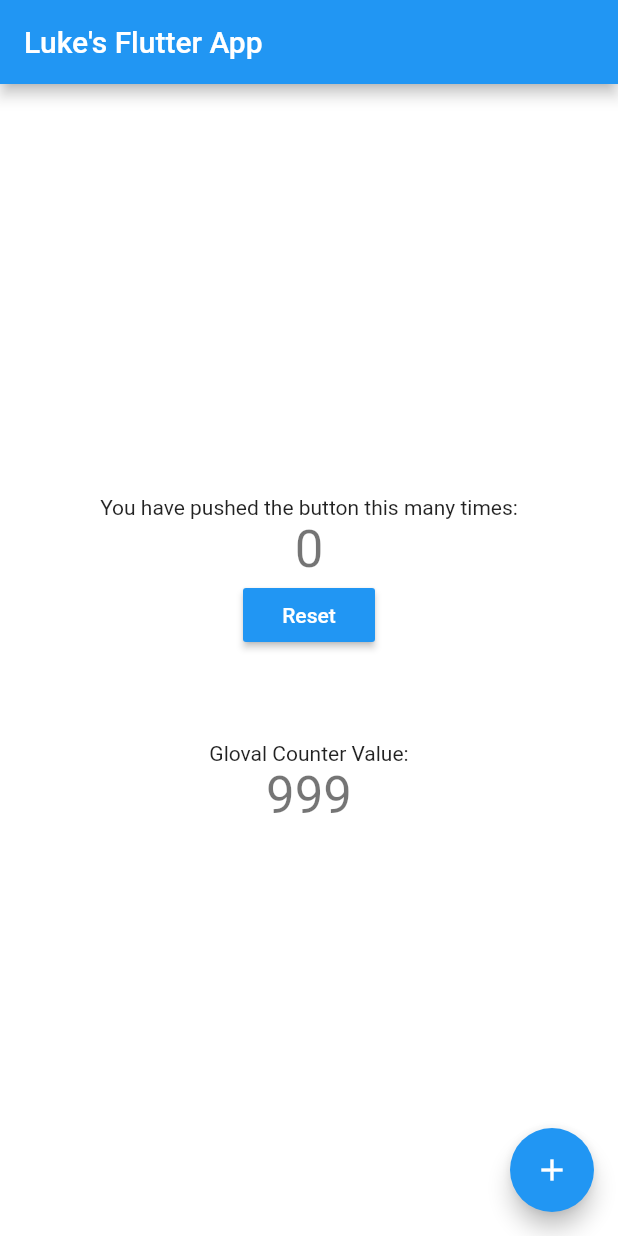
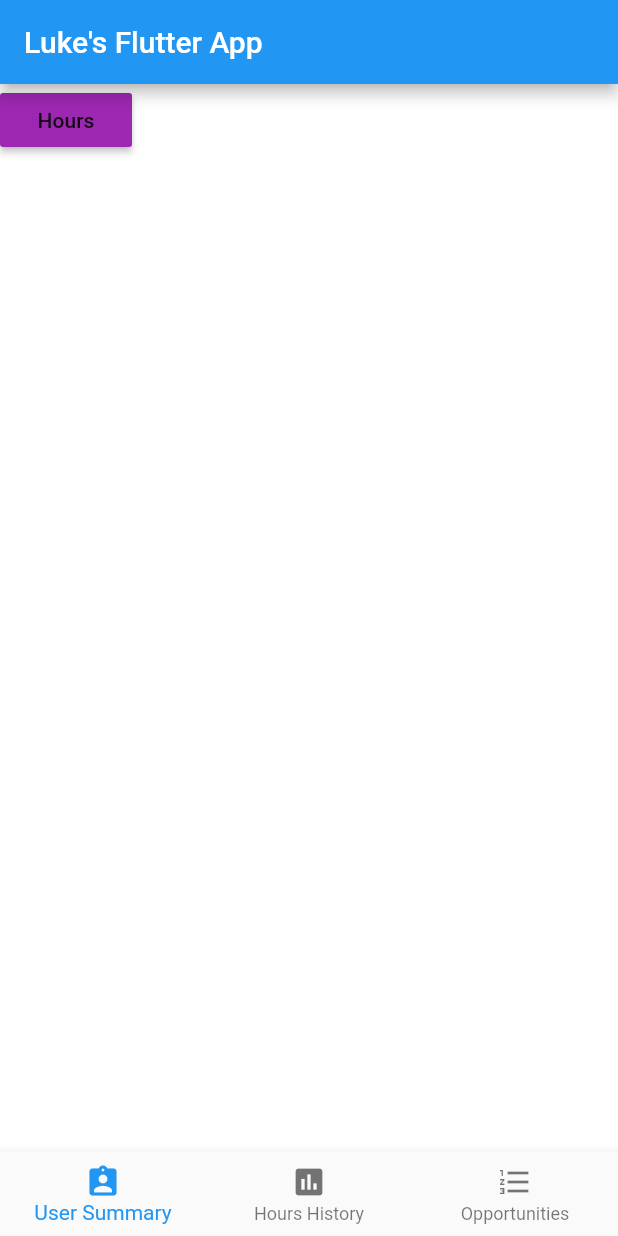
Before and after one commit to luketedesco/chechs-service, a Flutter app: the screen it shows after launch, on a phone screen of 412 x 824 dp. Run offline on Flutter 3.47's test engine with Material 2 defaults, Android fonts, the phone set to English and light mode, and no system bars.

Commit message:
Added layout to application

```diff
--- a/chechsservice/lib/screens/AppLayout/AppLayout.dart
+++ b/chechsservice/lib/screens/AppLayout/AppLayout.dart
@@ -1,10 +1,13 @@
 // Import: Flutter
 import 'package:flutter/material.dart';
 // Import Third Party
-import 'package:provider/provider.dart';
+// import 'package:provider/provider.dart';
 // Import chechsservice
-import 'package:chechsservice/state/AppState.dart';
-import 'package:chechsservice/widgets/CommonWidgets.dart';
+// import 'package:chechsservice/state/AppState.dart';
+import 'package:chechsservice/screens/UserSummary/UserSummary.dart';
+import 'package:chechsservice/screens/HoursHistory/HoursHistory.dart';
+import 'package:chechsservice/screens/Opportunities/Opportunities.dart';
+// import 'package:chechsservice/widgets/CommonWidgets.dart';
 
 // ======================================
 // WIDGET: AppLayout
@@ -17,25 +20,15 @@ class AppLayout extends StatefulWidget {
 }
 
 class _AppLayoutState extends State<AppLayout> {
-  int _counter = 0;
+  int _pageIndex = 0;
 
   // ======================================
-  // METHOD: _incrementCounter
+  // METHOD: _setPage
   // ======================================
 
-  void _incrementCounter() {
+  void _setPage(int currentIndex) {
     setState(() {
-      _counter++;
-    });
-  }
-
-  // ======================================
-  // METHOD: _resetCounter
-  // ======================================
-
-  void _resetCounter() {
-    setState(() {
-      _counter = 0;
+      _pageIndex = currentIndex;
     });
   }
 
@@ -45,44 +38,38 @@ class _AppLayoutState extends State<AppLayout> {
 
   @override
   Widget build(BuildContext context) {
-    AppState state = Provider.of<AppState>(context);
+    // AppState state = Provider.of<AppState>(context);
 
     return Scaffold(
       appBar: AppBar(
         title: Text("Luke's Flutter App"),
       ),
-      body: Center(
-        child: Column(
-          mainAxisAlignment: MainAxisAlignment.center,
-          children: <Widget>[
-            Text(
-              'You have pushed the button this many times:',
-            ),
-            Text(
-              '$_counter',
-              style: Theme.of(context).textTheme.display1,
-            ),
-            Padding(
-              padding: const EdgeInsets.only(bottom: 60),
-              child: CommonBotton(
-                text: 'Reset',
-                onPressed: _resetCounter,
-              ),
-            ),
-            Text(
-              'Gloval Counter Value:',
-            ),
-            Text(
-              '${state.globalCounter}',
-              style: Theme.of(context).textTheme.display1,
-            ),
-          ],
-        ),
+      body: IndexedStack(
+        index: _pageIndex,
+        children: <Widget>[
+          UserSummary(),
+          HoursHistory(),
+          Opportunities(),
+        ],
       ),
-      floatingActionButton: FloatingActionButton(
-        onPressed: _incrementCounter,
-        tooltip: 'Increment',
-        child: Icon(Icons.add),
+      bottomNavigationBar: BottomNavigationBar(
+        items: const <BottomNavigationBarItem>[
+          BottomNavigationBarItem(
+            icon: Icon(Icons.assignment_ind),
+            title: Text('User Summary'),
+          ),
+          BottomNavigationBarItem(
+            icon: Icon(Icons.assessment),
+            title: Text('Hours History'),
+          ),
+          BottomNavigationBarItem(
+            icon: Icon(Icons.format_list_numbered),
+            title: Text('Opportunities'),
+          ),
+        ],
+        currentIndex: _pageIndex,
+        selectedItemColor: Colors.blue,
+        onTap: _setPage,
       ),
     );
   }
--- /dev/null
+++ b/chechsservice/lib/screens/UserSummary/UserSummary.dart
@@ -0,0 +1,19 @@
+// Import: Flutter
+import 'package:flutter/material.dart';
+
+// ======================================
+// WIDGET: UserSummary
+// ======================================
+
+class UserSummary extends StatelessWidget {
+  @override
+  Widget build(BuildContext context) {
+    return Container(
+      child: RaisedButton(
+        child: Text("Hours"),
+        onPressed:(){},
+        color: Colors.purple
+      ),
+    );
+  }
+}
```
Also changed, not shown: chechsservice/lib/screens/HoursHistory/HoursHistory.dart (added, +19 -0 lines), chechsservice/lib/screens/Opportunities/Opportunities.dart (added, +19 -0 lines).
